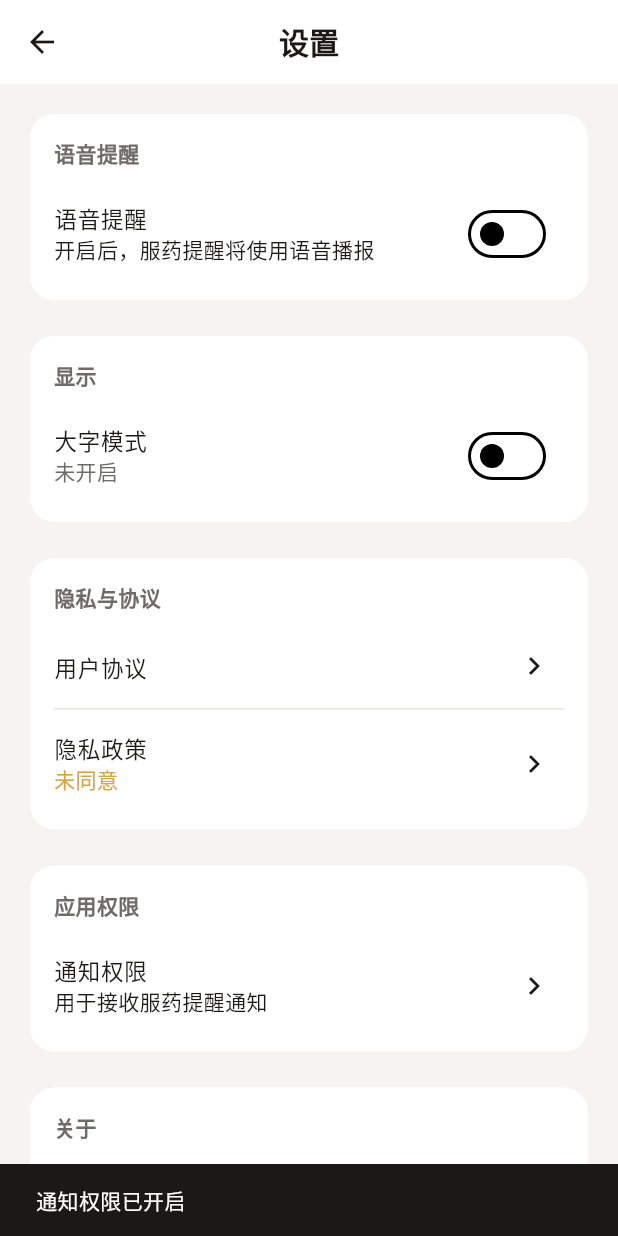
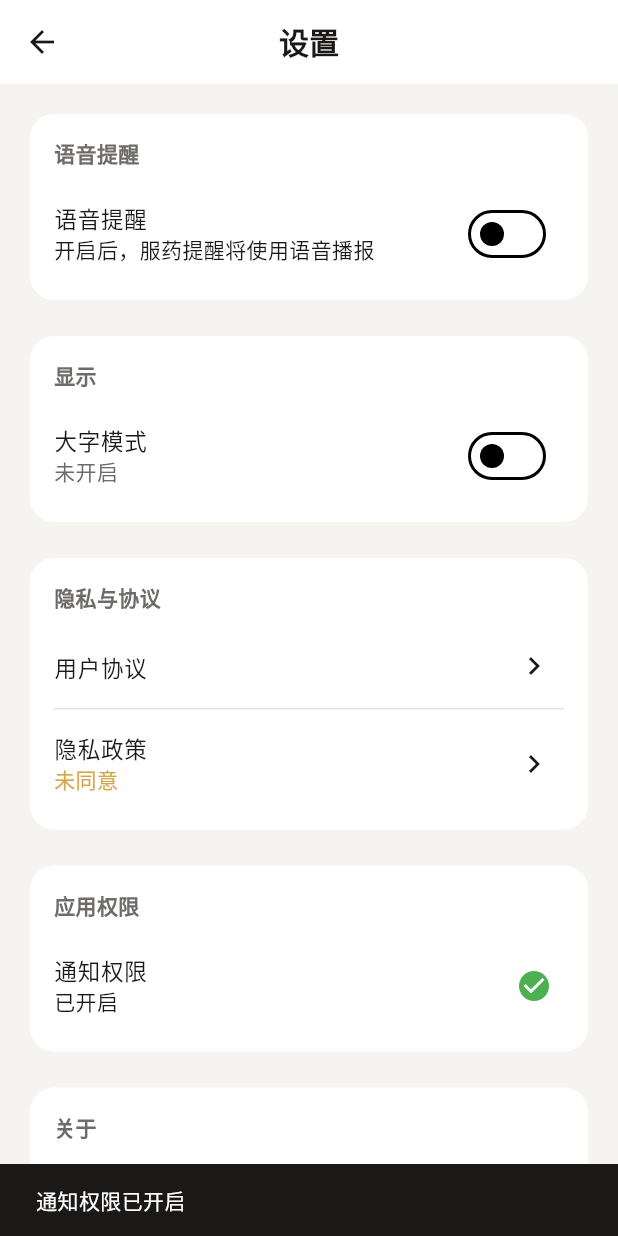
Before and after one commit to Jeremyvcder/medreminder, a Flutter app: the SettingsScreen screen opened directly, after a tap on "通知权限", on a phone screen of 412 x 824 dp. Run offline on Flutter 3.47's test engine with Material 3 defaults, Android fonts, the phone set to English and light mode, and no system bars; our stand-ins replace flutter_local_notifications, flutter_secure_storage, flutter_tts, sqflite_sqlcipher, timezone; accounts and stored records are empty; Roboto replaces fonts that are missing (Outfit).

Commit message:
fix: 增强设置页面权限状态显示
- 添加checkPermissions方法检查权限状态
- 设置页面显示当前权限状态（已开启/未开启）
- 点击可重新请求通知权限

Closes #9

```diff
--- a/lib/screens/settings_screen.dart
+++ b/lib/screens/settings_screen.dart
@@ -13,6 +13,23 @@ class SettingsScreen extends StatefulWidget {
 }
 
 class _SettingsScreenState extends State<SettingsScreen> {
+  bool _notificationPermissionGranted = false;
+
+  @override
+  void initState() {
+    super.initState();
+    _checkNotificationPermission();
+  }
+
+  Future<void> _checkNotificationPermission() async {
+    final granted = await NotificationService().checkPermissions();
+    if (mounted) {
+      setState(() {
+        _notificationPermissionGranted = granted;
+      });
+    }
+  }
+
   @override
   Widget build(BuildContext context) {
     return Scaffold(
@@ -140,14 +157,29 @@ class _SettingsScreenState extends State<SettingsScreen> {
                 children: [
                   ListTile(
                     title: const Text('通知权限'),
-                    subtitle: const Text('用于接收服药提醒通知'),
-                    trailing: const Icon(Icons.chevron_right),
+                    subtitle: Text(_notificationPermissionGranted
+                        ? '已开启'
+                        : '未开启 - 点击开启'),
+                    trailing: Icon(
+                      _notificationPermissionGranted
+                          ? Icons.check_circle
+                          : Icons.warning,
+                      color: _notificationPermissionGranted
+                          ? Colors.green
+                          : Colors.orange,
+                    ),
                     onTap: () async {
-                      final granted = await NotificationService().requestPermissions();
+                      final granted =
+                          await NotificationService().requestPermissions();
                       if (context.mounted) {
+                        setState(() {
+                          _notificationPermissionGranted = granted;
+                        });
                         ScaffoldMessenger.of(context).showSnackBar(
                           SnackBar(
-                            content: Text(granted ? '通知权限已开启' : '通知权限未开启'),
+                            content: Text(granted
+                                ? '通知权限已开启'
+                                : '通知权限未开启，请在系统设置中开启'),
                             duration: const Duration(seconds: 2),
                           ),
                         );
--- a/lib/services/notification_service.dart
+++ b/lib/services/notification_service.dart
@@ -247,6 +247,33 @@ class NotificationService {
     return granted ?? false;
   }
 
+  /// 检查通知权限是否已授权
+  Future<bool> checkPermissions() async {
+    final ios = _notifications.resolvePlatformSpecificImplementation<
+        IOSFlutterLocalNotificationsPlugin>();
+    final android = _notifications.resolvePlatformSpecificImplementation<
+        AndroidFlutterLocalNotificationsPlugin>();
+
+    bool granted = false;
+    if (ios != null) {
+      // iOS使用checkPermissions
+      final result = await ios.checkPermissions();
+      granted = result?.isEnabled ?? false;
+    } else if (android != null) {
+      // Android检查是否启用了通知
+      final result = await android.areNotificationsEnabled();
+      granted = result ?? false;
+    }
+
+    return granted;
+  }
+
+  /// 跳转到系统应用通知设置页面
+  Future<void> openNotificationSettings() async {
+    // 由于flutter_local_notifications不提供跳转设置的方法
+    // 暂不实现，用户可以在手机系统设置中手动关闭
+  }
+
   /// 生成通知ID（基于药品ID和时间戳）
   static int generateNotificationId(String medicationId, DateTime time) {
     // 使用药品ID的hashCode和时间组合生成唯一ID
```
